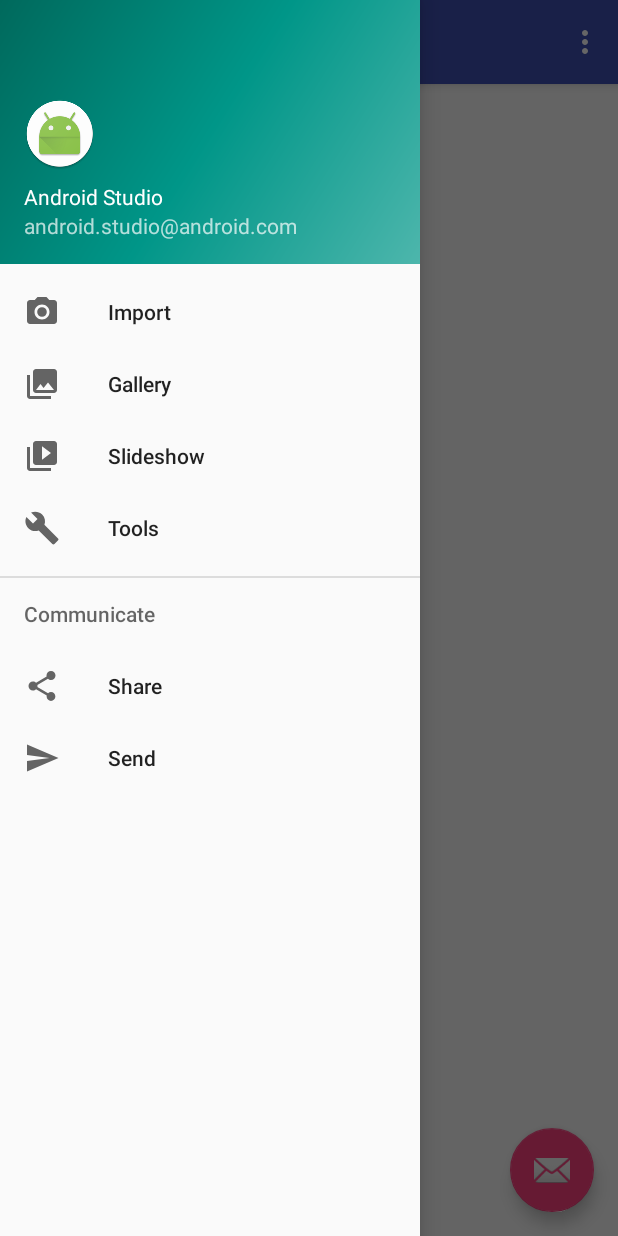
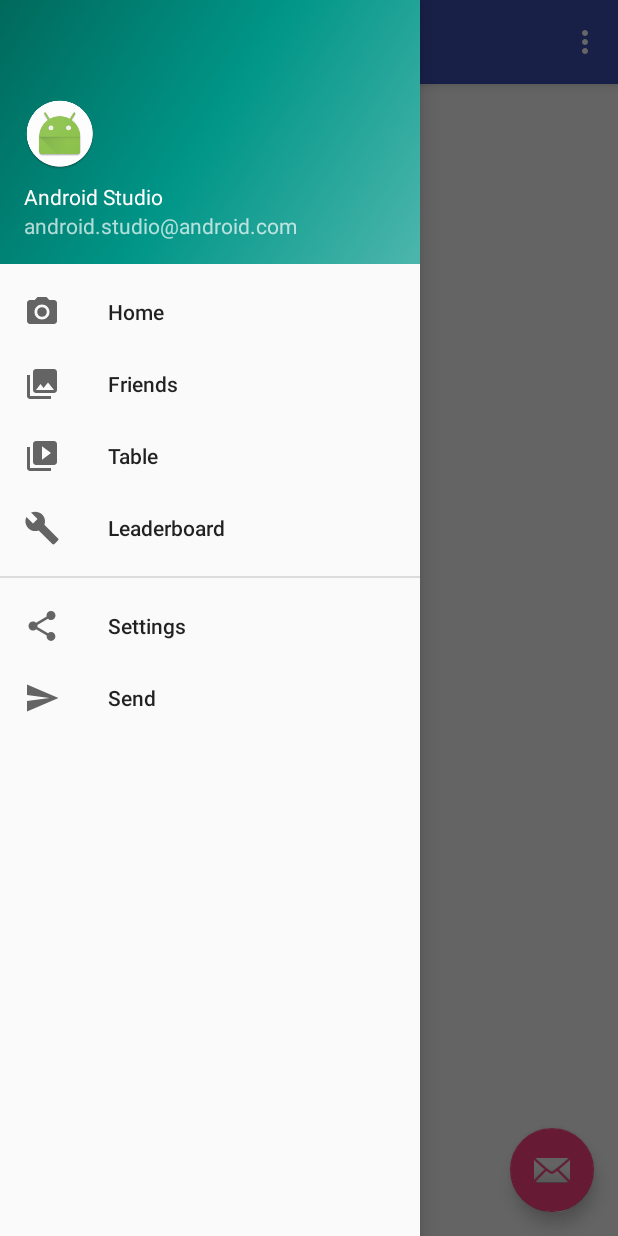
Before and after one commit to hussamh10/hassad, an Android app: the screen it shows after launch (MainActivity), with the side drawer open, on a phone screen of 412 x 824 dp. Run offline under Robolectric (Android 15) with nearby library versions, the phone set to English and light mode, and no system bars.

Commit message:
updated drawer titles

```diff
--- a/app/src/main/res/menu/activity_main_drawer.xml
+++ b/app/src/main/res/menu/activity_main_drawer.xml
@@ -3,36 +3,37 @@
     xmlns:tools="http://schemas.android.com/tools"
     tools:showIn="navigation_view">
 
-    <group android:checkableBehavior="single">
+    <group
+		android:id="@+id/menu_top"
+		android:checkableBehavior="single">
         <item
             android:id="@+id/nav_camera"
             android:icon="@drawable/ic_menu_camera"
-            android:title="Import" />
+            android:title="Home" />
         <item
             android:id="@+id/nav_gallery"
             android:icon="@drawable/ic_menu_gallery"
-            android:title="Gallery" />
+            android:title="Friends" />
         <item
             android:id="@+id/nav_slideshow"
             android:icon="@drawable/ic_menu_slideshow"
-            android:title="Slideshow" />
+            android:title="Table" />
         <item
             android:id="@+id/nav_manage"
             android:icon="@drawable/ic_menu_manage"
-            android:title="Tools" />
+            android:title="Leaderboard" />
     </group>
 
-    <item android:title="Communicate">
-        <menu>
+    <group
+		android:id="@+id/menu_bottom"
+		android:checkableBehavior="single">
         <item
             android:id="@+id/nav_share"
             android:icon="@drawable/ic_menu_share"
-                android:title="Share" />
+            android:title="Settings" />
         <item
             android:id="@+id/nav_send"
             android:icon="@drawable/ic_menu_send"
             android:title="Send" />
+    </group>
 </menu>
-    </item>
-
-</menu>
```
Lines whose indentation alone changed are shown as unchanged.
